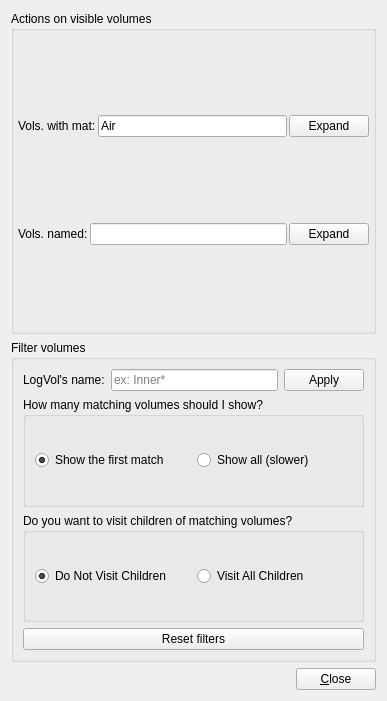
The window that GeoModelVisualization/VP1GeometrySystems/src/settings_misc_form.ui (efemberg11/GeoModel_rmakhman) describes before a commit, drawn with Qt 5.
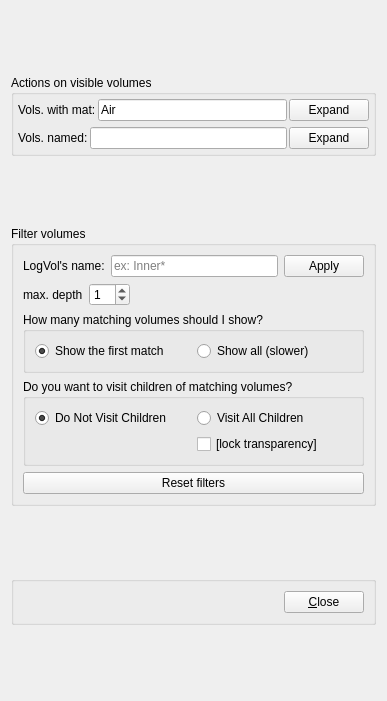
The same window after the commit.

Commit message: Speed up the filter volumes, fix the reset, add options.

The edit to the form file:
```diff
--- a/GeoModelVisualization/VP1GeometrySystems/src/settings_misc_form.ui
+++ b/GeoModelVisualization/VP1GeometrySystems/src/settings_misc_form.ui
@@ -10,16 +10,46 @@
     <height>701</height>
    </rect>
   </property>
+  <property name="sizePolicy">
+   <sizepolicy hsizetype="Preferred" vsizetype="Ignored">
+    <horstretch>0</horstretch>
+    <verstretch>0</verstretch>
+   </sizepolicy>
+  </property>
+  <property name="minimumSize">
+   <size>
+    <width>0</width>
+    <height>701</height>
+   </size>
+  </property>
+  <property name="maximumSize">
+   <size>
+    <width>387</width>
+    <height>701</height>
+   </size>
+  </property>
   <property name="windowTitle">
    <string>Form</string>
   </property>
-  <layout class="QVBoxLayout" name="verticalLayout_2">
-   <item>
-    <widget class="QGroupBox" name="groupBox">
+  <layout class="QGridLayout" name="gridLayout">
+   <property name="sizeConstraint">
+    <enum>QLayout::SetMinimumSize</enum>
+   </property>
+   <item row="0" column="0">
+    <widget class="QGroupBox" name="actionsGroupBox">
+     <property name="sizePolicy">
+      <sizepolicy hsizetype="MinimumExpanding" vsizetype="Maximum">
+       <horstretch>0</horstretch>
+       <verstretch>0</verstretch>
+      </sizepolicy>
+     </property>
      <property name="title">
       <string>Actions on visible volumes</string>
      </property>
      <layout class="QGridLayout" name="_5">
+      <property name="sizeConstraint">
+       <enum>QLayout::SetMinimumSize</enum>
+      </property>
       <property name="leftMargin">
        <number>4</number>
       </property>
@@ -98,12 +128,21 @@
      </layout>
     </widget>
    </item>
-   <item>
-    <widget class="QGroupBox" name="groupBox_2">
+   <item row="1" column="0">
+    <widget class="QGroupBox" name="filtersGroupBox">
+     <property name="sizePolicy">
+      <sizepolicy hsizetype="Preferred" vsizetype="Maximum">
+       <horstretch>0</horstretch>
+       <verstretch>0</verstretch>
+      </sizepolicy>
+     </property>
      <property name="title">
       <string>Filter volumes</string>
      </property>
      <layout class="QVBoxLayout" name="verticalLayout_4">
+      <property name="sizeConstraint">
+       <enum>QLayout::SetMinimumSize</enum>
+      </property>
       <item>
        <layout class="QHBoxLayout" name="horizontalLayout_6">
         <item>
@@ -132,6 +171,61 @@
         </item>
        </layout>
       </item>
+      <item>
+       <layout class="QHBoxLayout" name="horizontalLayout">
+        <item>
+         <widget class="QLabel" name="label_maxDepth">
+          <property name="toolTip">
+           <string>The maximum number of daughter volumes visited. Note: default is '1';  '0' means 'only root/top volumes';  '-1' means 'MAX', but can be VERY slow depending on the geometry complexity.</string>
+          </property>
+          <property name="statusTip">
+           <string>The maximum number of daughter volumes visited. Note: default is '1';  '0' means 'only root/top volumes';  '-1' means 'MAX', but can be VERY slow depending on the geometry complexity.</string>
+          </property>
+          <property name="whatsThis">
+           <string>The maximum number of daughter volumes visited. Note: default is '1';  '0' means 'only root/top volumes';  '-1' means 'MAX', but can be VERY slow depending on the geometry complexity.</string>
+          </property>
+          <property name="text">
+           <string>max. depth</string>
+          </property>
+         </widget>
+        </item>
+        <item>
+         <widget class="QSpinBox" name="spinBox_maxDepth">
+          <property name="toolTip">
+           <string>The maximum number of daughter volumes visited. Note: default is '1';  '0' means 'only root/top volumes';  '-1' means 'MAX', but can be VERY slow depending on the geometry complexity.</string>
+          </property>
+          <property name="statusTip">
+           <string>The maximum number of daughter volumes visited. Note: default is '1';  '0' means 'only root/top volumes';  '-1' means 'MAX', but can be VERY slow depending on the geometry complexity.</string>
+          </property>
+          <property name="whatsThis">
+           <string>The maximum number of daughter volumes visited. Note: default is '1';  '0' means 'only root/top volumes';  '-1' means 'MAX', but can be VERY slow depending on the geometry complexity.</string>
+          </property>
+          <property name="minimum">
+           <number>-1</number>
+          </property>
+          <property name="maximum">
+           <number>99</number>
+          </property>
+          <property name="value">
+           <number>1</number>
+          </property>
+         </widget>
+        </item>
+        <item>
+         <spacer name="horizontalSpacer">
+          <property name="orientation">
+           <enum>Qt::Horizontal</enum>
+          </property>
+          <property name="sizeHint" stdset="0">
+           <size>
+            <width>40</width>
+            <height>20</height>
+           </size>
+          </property>
+         </spacer>
+        </item>
+       </layout>
+      </item>
       <item>
        <widget class="QGroupBox" name="groupBox_3">
         <property name="title">
@@ -169,8 +263,27 @@
         <property name="title">
          <string>Do you want to visit children of matching volumes?</string>
         </property>
-        <layout class="QHBoxLayout" name="horizontalLayout_9">
-         <item>
+        <layout class="QGridLayout" name="gridLayout_2">
+         <item row="0" column="1">
+          <widget class="QRadioButton" name="radioButton_VisitAllChildren">
+           <property name="toolTip">
+            <string>When a volume matches the filter, do visit all its child volumes as well. It can be slow.</string>
+           </property>
+           <property name="statusTip">
+            <string>When a volume matches the filter, do visit all its child volumes as well. It can be slow.</string>
+           </property>
+           <property name="whatsThis">
+            <string>When a volume matches the filter, do visit all its child volumes as well. It can be slow.</string>
+           </property>
+           <property name="accessibleDescription">
+            <string>When a volume matches the filter, do visit all its child volumes as well. It can be slow.</string>
+           </property>
+           <property name="text">
+            <string>Visit All Children</string>
+           </property>
+          </widget>
+         </item>
+         <item row="0" column="0">
           <widget class="QRadioButton" name="radioButton_DoNotVisitChildren">
            <property name="toolTip">
             <string>Default. When a volume matches the filter, do not visit its child volumes.</string>
@@ -183,13 +296,13 @@
            </property>
           </widget>
          </item>
-         <item>
-          <widget class="QRadioButton" name="radioButton_VisitAllChildren">
+         <item row="1" column="1">
+          <widget class="QCheckBox" name="lockTransp">
            <property name="toolTip">
             <string>When a volume matches the filter, do visit all its child volumes as well. NOT RECOMMENDED. It is lengthy and it breaks the &quot;Expand to children&quot; functionality. Use it only if you know what you are doing.</string>
            </property>
            <property name="text">
-            <string>Visit All Children</string>
+            <string>[lock transparency]</string>
            </property>
           </widget>
          </item>
@@ -209,29 +322,40 @@
      </layout>
     </widget>
    </item>
-   <item>
-    <layout class="QHBoxLayout" name="_10">
-     <item>
-      <spacer>
-       <property name="orientation">
-        <enum>Qt::Horizontal</enum>
-       </property>
-       <property name="sizeHint" stdset="0">
-        <size>
-         <width>40</width>
-         <height>20</height>
-        </size>
-       </property>
-      </spacer>
-     </item>
-     <item>
-      <widget class="QPushButton" name="pushButton_close">
-       <property name="text">
-        <string>&amp;Close</string>
-       </property>
-      </widget>
-     </item>
-    </layout>
+   <item row="2" column="0">
+    <widget class="QGroupBox" name="groupBox">
+     <property name="sizePolicy">
+      <sizepolicy hsizetype="Preferred" vsizetype="Maximum">
+       <horstretch>0</horstretch>
+       <verstretch>0</verstretch>
+      </sizepolicy>
+     </property>
+     <layout class="QHBoxLayout" name="bottomLayout">
+      <property name="sizeConstraint">
+       <enum>QLayout::SetMinimumSize</enum>
+      </property>
+      <item>
+       <spacer name="horizontalSpacer_2">
+        <property name="orientation">
+         <enum>Qt::Horizontal</enum>
+        </property>
+        <property name="sizeHint" stdset="0">
+         <size>
+          <width>40</width>
+          <height>20</height>
+         </size>
+        </property>
+       </spacer>
+      </item>
+      <item>
+       <widget class="QPushButton" name="pushButton_close">
+        <property name="text">
+         <string>&amp;Close</string>
+        </property>
+       </widget>
+      </item>
+     </layout>
+    </widget>
    </item>
   </layout>
  </widget>
```
Left out of the diff: 13 changed lines with no effect on the pictures. The commit also changes 8 other files.
